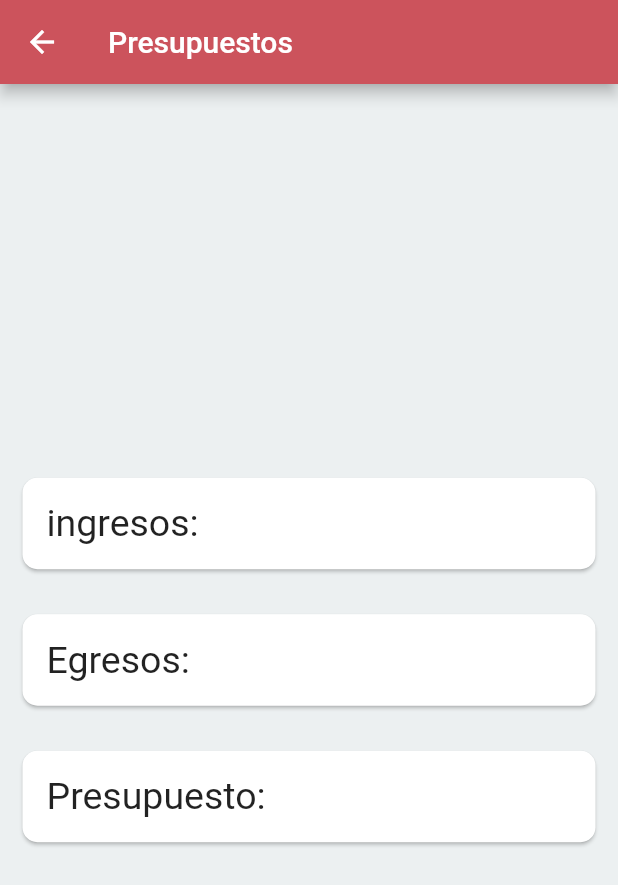
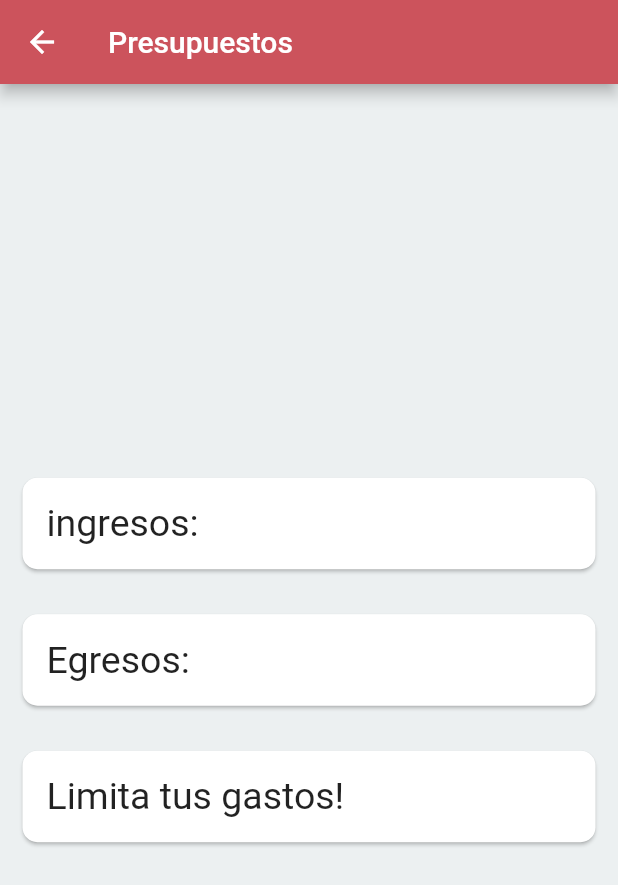
Before and after one commit to CARDONALUIS/AppFinanzasPersonales, a Flutter app: the PresupuestosPantalla screen opened directly with empty values, on a phone screen of 412 x 824 dp. Shown: the top 885 px of the screen. Run offline on Flutter 3.47's test engine with Material 2 defaults, Android fonts, the light colour scheme and no system bars; our stand-ins replace carousel_slider, cloud_firestore, firebase_auth, firebase_core; accounts and stored records are empty; Roboto replaces fonts that are missing (Georgia, Hind).

Commit message:
Update Presupuesto.dart

```diff
--- a/appfinanzaspersonales/lib/Presupuesto.dart
+++ b/appfinanzaspersonales/lib/Presupuesto.dart
@@ -30,7 +30,9 @@ class PresupuestosPantalla extends StatelessWidget {
               ),
               SizedBox(
                 width: double.infinity,
-                child: creaCard("Presupuesto: ", presupuesto),
+                child: presupuesto.indexOf('0') == 0
+                    ? creaCard("Presupuesto: ", presupuesto)
+                    : creaCard("Limita tus gastos!", ''),
               ),
               // calculamos el presupuesto para determinar el mensaje a mostrar
               // (() {
```
